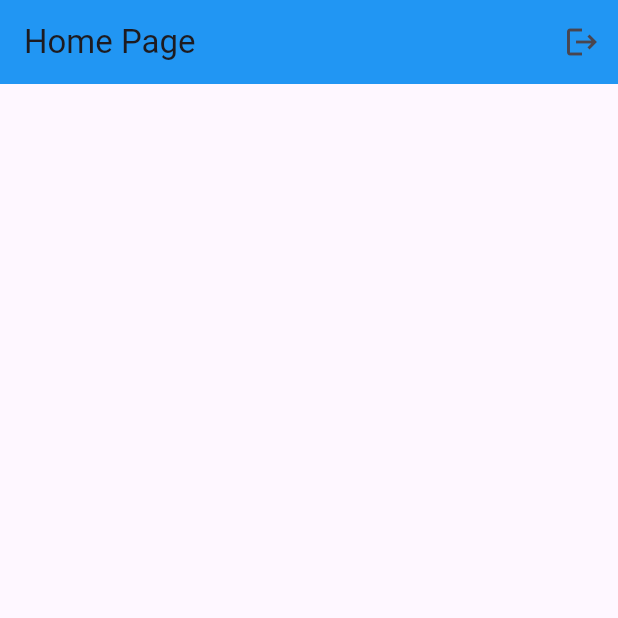
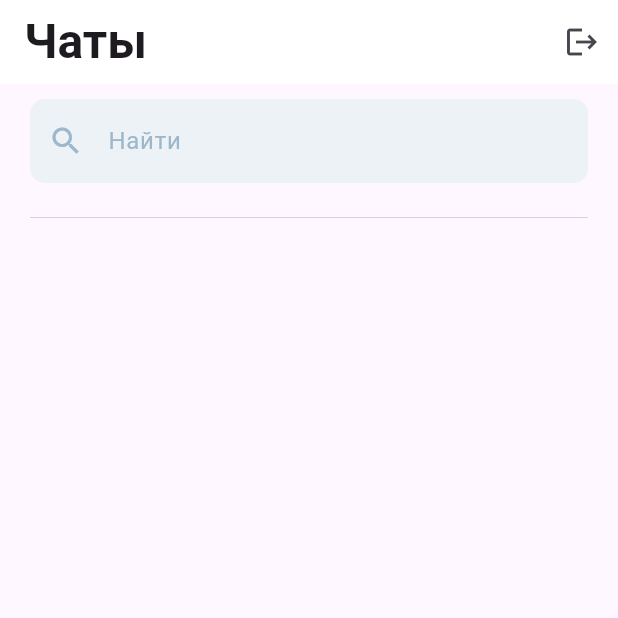
Before and after one commit to eminowam/chat_app, a Flutter app: the screen it shows once a user with an empty profile is signed in, after a tap on the "logout" icon, on a phone screen of 412 x 824 dp, the top half of it. Run offline on Flutter 3.47's test engine with Material 3 defaults, Android fonts, the phone set to English and light mode, and no system bars; our stand-ins replace cloud_firestore, firebase_auth, firebase_core; accounts and stored records are empty; network calls fail.

Commit message:
some changes in design

```diff
--- a/lib/components/custom_button.dart
+++ b/lib/components/custom_button.dart
@@ -10,13 +10,13 @@ class CustomButton extends StatelessWidget {
     return GestureDetector(
       onTap: onTap,
       child: Container(
-        padding: EdgeInsets.symmetric(horizontal: 10,vertical: 20),
+        padding:const EdgeInsets.symmetric(horizontal: 10,vertical: 20),
         decoration: BoxDecoration(
           color: Colors.black,
           borderRadius: BorderRadius.circular(10)
         ),
         child: Center(
-          child: Text(title,style: TextStyle(color: Colors.white,fontSize: 16),),
+          child: Text(title,style:const TextStyle(color: Colors.white,fontSize: 16),),
         ),
       ),
 
--- a/lib/components/custom_text_field.dart
+++ b/lib/components/custom_text_field.dart
@@ -18,13 +18,13 @@ class CustomTextField extends StatelessWidget {
       obscureText: obscureText,
       decoration: InputDecoration(
           enabledBorder:
-              OutlineInputBorder(borderSide: BorderSide(color: Colors.grey),
+              OutlineInputBorder(borderSide: const BorderSide(color: Colors.grey),
                 borderRadius: BorderRadius.circular(10),
               ),
 
           focusedBorder:
-              OutlineInputBorder(borderSide: BorderSide(color: Colors.white)),
-          fillColor: Colors.grey[400],
+          const OutlineInputBorder(borderSide: BorderSide(color: Colors.white)),
+          fillColor: Color(0xffEDF2F6),
           filled: true,
           hintText: title,
           hintStyle: TextStyle(color: Colors.grey[700])),
--- a/lib/my_app.dart
+++ b/lib/my_app.dart
@@ -6,7 +6,7 @@ class MyApp extends StatelessWidget {
 
   @override
   Widget build(BuildContext context) {
-    return MaterialApp(
+    return const  MaterialApp(
       debugShowCheckedModeBanner: false,
       title: 'Chat App',
       home: AuthGate(),
--- a/lib/pages/home_page.dart
+++ b/lib/pages/home_page.dart
@@ -1,6 +1,6 @@
-
 import 'package:cloud_firestore/cloud_firestore.dart';
 import 'package:firebase_auth/firebase_auth.dart';
+import 'package:flutter/gestures.dart';
 import 'package:flutter/material.dart';
 import 'package:mozz/pages/chat_page.dart';
 import 'package:mozz/services/auth/auth_service.dart';
@@ -25,13 +25,63 @@ class _HomePageState extends State<HomePage> {
   @override
   Widget build(BuildContext context) {
     return Scaffold(
-      appBar: AppBar(
-        backgroundColor: Colors.blue,
-        title: Text('Home Page'),
-        actions: [IconButton(onPressed: signOut, icon: Icon(Icons.logout))],
-      ),
-      body: _buildUserList(),
-    );
+        appBar: AppBar(
+          backgroundColor: Colors.white,
+          elevation: 0,
+          title: const Text(
+            'Чаты',
+            style: TextStyle(
+              fontSize: 32,
+              fontWeight: FontWeight.w600,
+            ),
+          ),
+          actions: [IconButton(onPressed: signOut, icon: Icon(Icons.logout))],
+        ),
+        body: SingleChildScrollView(
+          scrollDirection: Axis.vertical,
+          child: Padding(
+            padding: const EdgeInsets.symmetric(horizontal: 20),
+            child: Column(
+              children: [
+                const SizedBox(
+                  height: 10,
+                ),
+                TextField(
+                  obscureText: false,
+                  decoration: InputDecoration(
+                      enabledBorder: OutlineInputBorder(
+                        borderSide: const BorderSide(color: Color(0xffEDF2F6)),
+                        borderRadius: BorderRadius.circular(10),
+                      ),
+                      focusedBorder: const OutlineInputBorder(
+                          borderSide: BorderSide(color: Colors.white)),
+                      fillColor: const Color(0xffEDF2F6),
+                      filled: true,
+                      prefixIcon:
+                          const Icon(Icons.search, color: Color(0xff9DB7CB)),
+                      hintText: 'Найти',
+                      hintStyle: const TextStyle(color: Color(0xff9DB7CB))),
+                ),
+                SizedBox(height: 15),
+                Divider(
+                  thickness: 0.5,
+                ),
+                ListView(
+                  shrinkWrap: true,
+                    children: <Widget>[
+                  Container(
+                    decoration: BoxDecoration(
+
+                    ),
+                    height: 200.0,
+                    child: _buildUserList(),
+                  ),
+
+                ]),
+              ],
+            ),
+          ),
+        ));
   }
 
   Widget _buildUserList() {
--- a/lib/pages/login_page.dart
+++ b/lib/pages/login_page.dart
@@ -36,50 +36,50 @@ class _LoginPageState extends State<LoginPage> {
         child: Column(
           mainAxisAlignment: MainAxisAlignment.center,
           children: [
-            SizedBox(
+            const SizedBox(
               height: 40,
             ),
-            Icon(
+            const  Icon(
               Icons.message,
               size: 80,
               color: Colors.grey,
             ),
-            Text(
+            const  Text(
               "Welcome back",
               style: TextStyle(fontSize: 19, fontWeight: FontWeight.w700),
             ),
-            SizedBox(
+            const SizedBox(
               height: 20,
             ),
             CustomTextField(
                 controller: emailController,
                 title: 'Email',
                 obscureText: false),
-            SizedBox(
+            const SizedBox(
               height: 20,
             ),
             CustomTextField(
                 controller: passwordController,
                 title: 'password',
                 obscureText: true),
-            SizedBox(
+            const  SizedBox(
               height: 25,
             ),
             CustomButton(
               title: 'Sign In',
               onTap: signIn,
             ),
-            SizedBox(
+            const SizedBox(
               height: 20,
             ),
             Row(
               mainAxisAlignment: MainAxisAlignment.center,
               children: [
-                Text(
+                const  Text(
                   'Not a member?',
                   style: TextStyle(fontSize: 15),
                 ),
-                SizedBox(
+                const SizedBox(
                   width: 5,
                 ),
                 GestureDetector(
--- a/lib/pages/register_page.dart
+++ b/lib/pages/register_page.dart
@@ -7,7 +7,7 @@ import 'package:provider/provider.dart';
 class RegisterPage extends StatefulWidget {
   final void Function()? onTap;
 
-  RegisterPage({super.key, this.onTap});
+  const RegisterPage({super.key, this.onTap});
 
   @override
   State<RegisterPage> createState() => _RegisterPageState();
@@ -42,57 +42,57 @@ class _RegisterPageState extends State<RegisterPage> {
         child: Column(
           mainAxisAlignment: MainAxisAlignment.center,
           children: [
-            SizedBox(
+            const SizedBox(
               height: 40,
             ),
-            Icon(
+            const Icon(
               Icons.message,
               size: 80,
               color: Colors.grey,
             ),
-            Text(
-              "Lets create an account",
+            const Text(
+              "Let`s create an account",
               style: TextStyle(fontSize: 19, fontWeight: FontWeight.w700),
             ),
-            SizedBox(
+            const SizedBox(
               height: 20,
             ),
             CustomTextField(
                 controller: emailController,
                 title: 'Email',
                 obscureText: false),
-            SizedBox(
+            const SizedBox(
               height: 20,
             ),
             CustomTextField(
                 controller: passwordController,
                 title: 'Password',
                 obscureText: true),
-            SizedBox(
+            const SizedBox(
               height: 20,
             ),
             CustomTextField(
                 controller: passwordController2,
                 title: 'Confirm password',
                 obscureText: true),
-            SizedBox(
+            const SizedBox(
               height: 25,
             ),
             CustomButton(
               title: 'Sign Up',
               onTap: signUp,
             ),
-            SizedBox(
+            const SizedBox(
               height: 20,
             ),
             Row(
               mainAxisAlignment: MainAxisAlignment.center,
               children: [
-                Text(
+                const  Text(
                   'Already a member?',
                   style: TextStyle(fontSize: 15),
                 ),
-                SizedBox(
+                const SizedBox(
                   width: 5,
                 ),
                 GestureDetector(
```
Also changed, not shown: lib/components/chat_bubble.dart (added, +44 -0 lines), lib/pages/chat_page.dart (+46 -11 lines).
